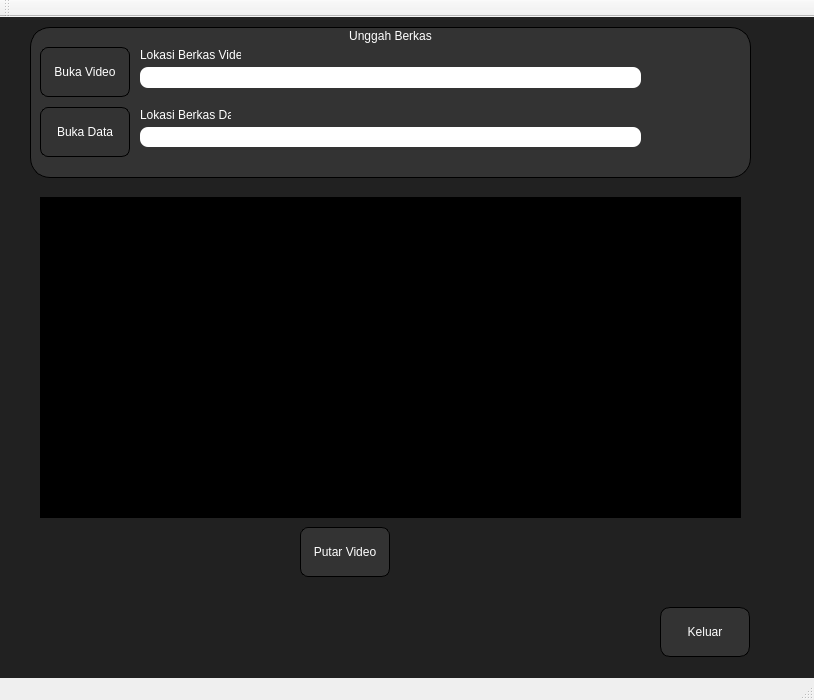
Qt form playwithlabel/mainwindow.ui (kodeepic/Belajar_Git) before a commit.
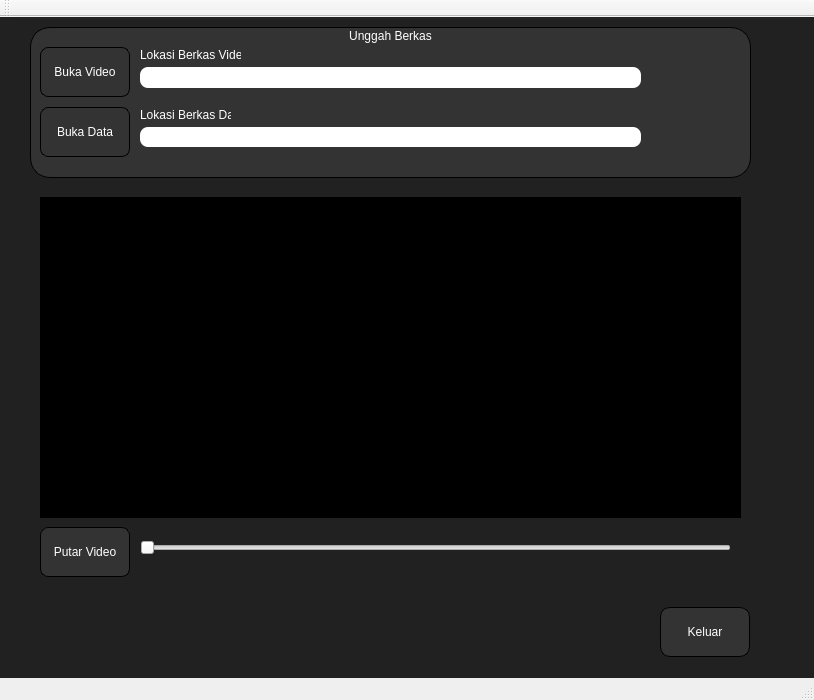
The same form after that commit. Icons and pictures are not drawn.

Commit message: menambahkan horizontal slider

What changed in the file:
```diff
--- a/playwithlabel/mainwindow.ui
+++ b/playwithlabel/mainwindow.ui
@@ -49,7 +49,7 @@
    <widget class="QPushButton" name="pushButton_2">
     <property name="geometry">
      <rect>
-      <x>300</x>
+      <x>40</x>
       <y>510</y>
       <width>90</width>
       <height>50</height>
@@ -310,6 +310,22 @@
      </size>
     </property>
    </widget>
+   <widget class="QSlider" name="horizontalSlider">
+    <property name="geometry">
+     <rect>
+      <x>140</x>
+      <y>520</y>
+      <width>591</width>
+      <height>22</height>
+     </rect>
+    </property>
+    <property name="styleSheet">
+     <string notr="true"/>
+    </property>
+    <property name="orientation">
+     <enum>Qt::Horizontal</enum>
+    </property>
+   </widget>
   </widget>
   <widget class="QMenuBar" name="menuBar">
    <property name="geometry">
```
Left out of the diff: 6 changed lines with no effect on the pictures. The commit also changes 13 other files.
